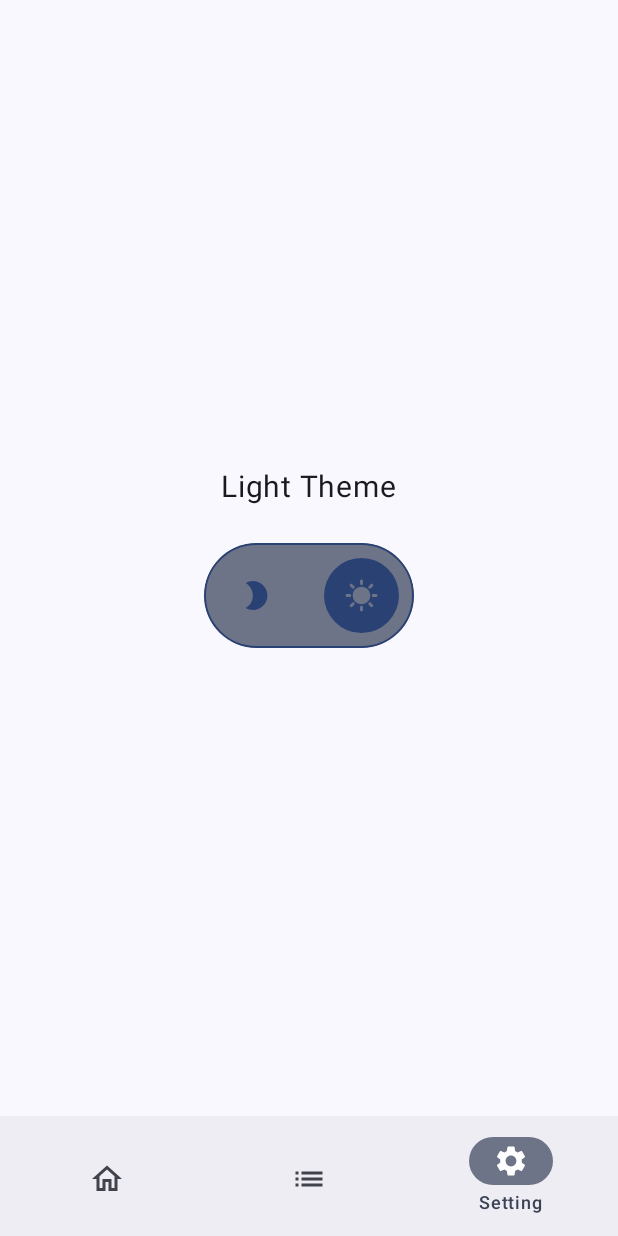
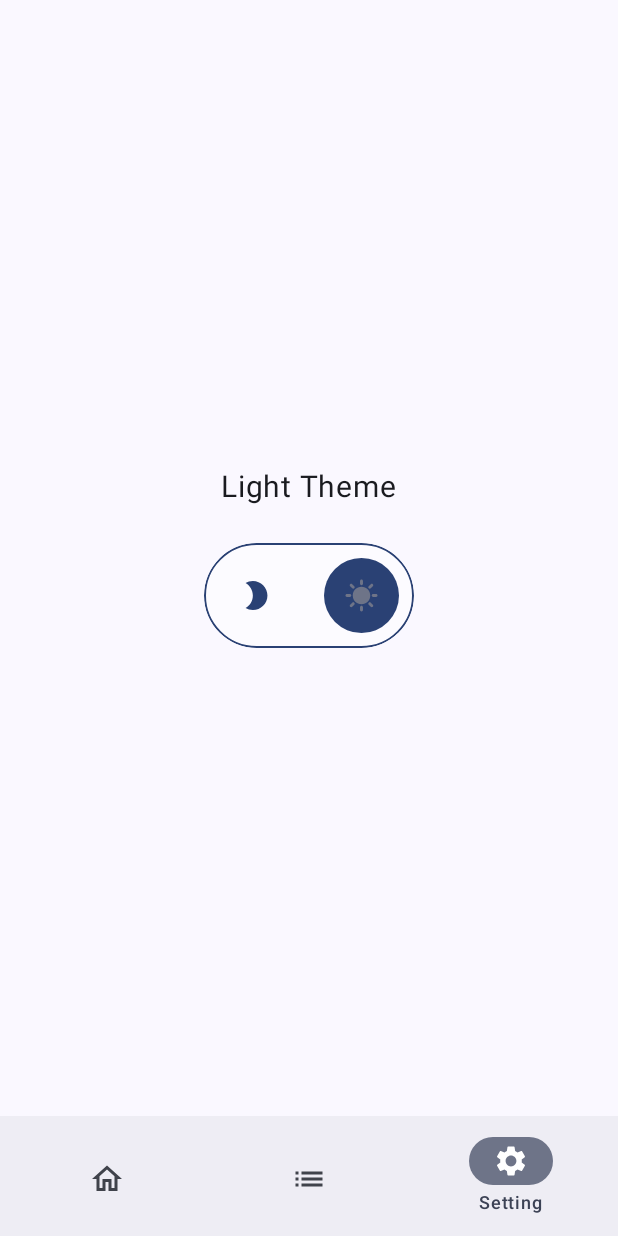
Before and after one commit to 0xJihan/Age-Calculator, an Android app built with Jetpack Compose: the screen it shows after launch (MainActivity), item 3 of the bottom bar chosen, on a phone screen of 412 x 824 dp. Run offline under Robolectric (Android 15) with nearby library versions, the phone set to English and light mode, and no system bars; our stand-ins replace Dagger/Hilt's generated code, Room's generated code.

Commit message:
generated apk file

```diff
--- a/app/src/main/java/com/jihan/agecalculator/presentation/component/ThemeSwitcher.kt
+++ b/app/src/main/java/com/jihan/agecalculator/presentation/component/ThemeSwitcher.kt
@@ -22,6 +22,7 @@ import androidx.compose.runtime.getValue
 import androidx.compose.ui.Alignment
 import androidx.compose.ui.Modifier
 import androidx.compose.ui.draw.clip
+import androidx.compose.ui.graphics.Color
 import androidx.compose.ui.graphics.Shape
 import androidx.compose.ui.res.painterResource
 import androidx.compose.ui.unit.Dp
@@ -51,7 +52,7 @@ fun ThemeSwitcher(
         .height(size)
         .clip(shape = parentShape)
         .clickable { onClick() }
-        .background(MaterialTheme.colorScheme.secondaryContainer)
+        .background(if (darkTheme) MaterialTheme.colorScheme.secondaryContainer else Color.White.copy(.5f) )
     ) {
         Box(
             modifier = Modifier
```
Also changed, not shown: 3 other files.
